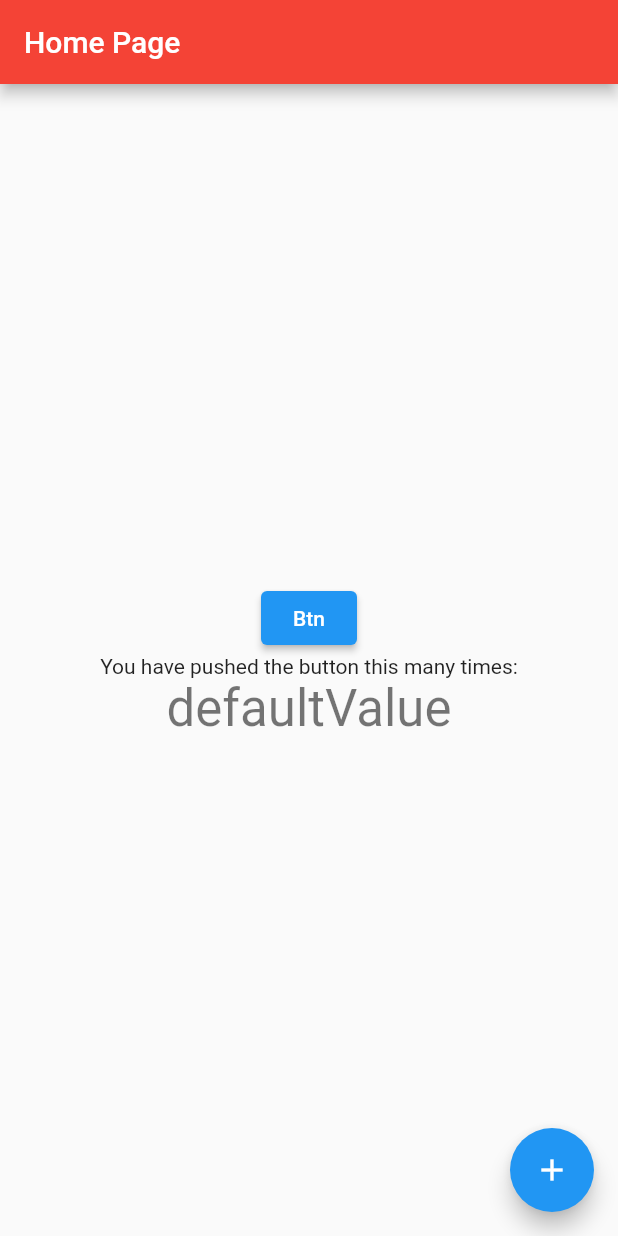
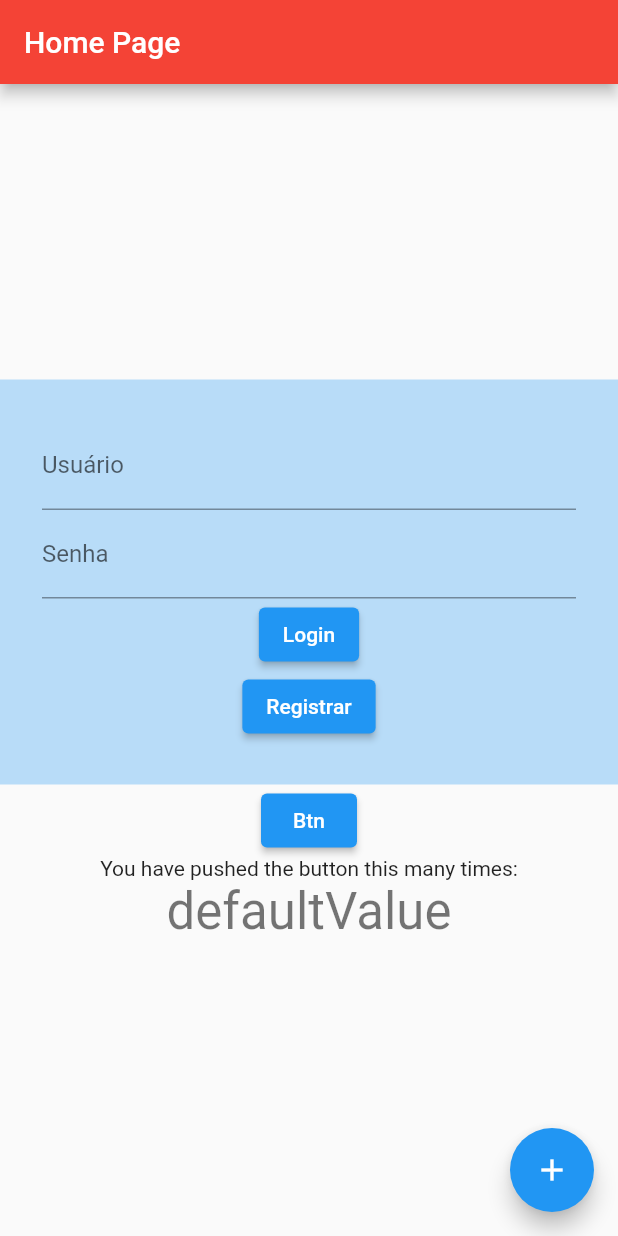
Before and after one commit to fabriciolima77/flutter_firebase, a Flutter app: the screen it shows after launch, on a phone screen of 412 x 824 dp. Run offline on Flutter 3.47's test engine with Material 2 defaults, Android fonts, the phone set to English and light mode, and no system bars; our stand-ins replace firebase_auth, firebase_core, firebase_crashlytics, firebase_messaging, firebase_remote_config, flutter_local_notifications; accounts and stored records are empty.

Commit message:
Aula 06 - Final

```diff
--- /dev/null
+++ b/lib/firebase_auth/auth_interface.dart
@@ -0,0 +1,6 @@
+import 'package:flutter_firebase/firebase_auth/auth_result.dart';
+
+abstract class AuthInterface {
+  Future<AuthResult> login(String user, String pass);
+  Future<AuthResult> register(String user, String pass);
+}
--- /dev/null
+++ b/lib/firebase_auth/auth_result.dart
@@ -0,0 +1,7 @@
+class AuthResult {
+  final String? msgError;
+
+  AuthResult({this.msgError});
+
+  bool get isSucess => msgError == null;
+}
--- a/lib/main.dart
+++ b/lib/main.dart
@@ -3,6 +3,8 @@ import 'dart:async';
 import 'package:firebase_crashlytics/firebase_crashlytics.dart';
 import 'package:flutter/material.dart';
 import 'package:firebase_core/firebase_core.dart';
+import 'package:flutter_firebase/firebase_auth/auth_interface.dart';
+import 'package:flutter_firebase/firebase_auth/custom_firebase_auth.dart';
 import 'package:flutter_firebase/firebase_messaging/custom_firebase_messaging.dart';
 import 'package:flutter_firebase/remote_config/custom_remote_config.dart';
 import 'package:flutter_firebase/remote_config/custom_visible_rc_widget.dart';
@@ -42,15 +44,6 @@ class MyApp extends StatelessWidget {
       title: 'Flutter Demo',
       navigatorKey: navigatorKey,
       theme: ThemeData(
-        // This is the theme of your application.
-        //
-        // Try running your application with "flutter run". You'll see the
-        // application has a blue toolbar. Then, without quitting the app, try
-        // changing the primarySwatch below to Colors.green and then invoke
-        // "hot reload" (press "r" in the console where you ran "flutter run",
-        // or simply save your changes to "hot reload" in a Flutter IDE).
-        // Notice that the counter didn't reset back to zero; the application
-        // is not restarted.
         primarySwatch: Colors.blue,
       ),
       initialRoute: '/home',
@@ -69,16 +62,6 @@ class MyApp extends StatelessWidget {
 
 class MyHomePage extends StatefulWidget {
   const MyHomePage({Key? key, required this.title}) : super(key: key);
-
-  // This widget is the home page of your application. It is stateful, meaning
-  // that it has a State object (defined below) that contains fields that affect
-  // how it looks.
-
-  // This class is the configuration for the state. It holds the values (in this
-  // case the title) provided by the parent (in this case the App widget) and
-  // used by the build method of the State. Fields in a Widget subclass are
-  // always marked "final".
-
   final String title;
 
   @override
@@ -86,13 +69,15 @@ class MyHomePage extends StatefulWidget {
 }
 
 class _MyHomePageState extends State<MyHomePage> {
+  bool _isLoading = false;
 
-   @override
-   void initState(){
-     super.initState();
-   }
+  final AuthInterface _auth = CustomFirebaseAuth();
 
-  bool _isLoading = false;
+  var controllerUser = TextEditingController();
+  var controllerPass = TextEditingController();
+
+  String? errorMsg;
+
 
   void _incrementCounter() async {
     setState(() => _isLoading = true);
@@ -118,6 +103,57 @@ class _MyHomePageState extends State<MyHomePage> {
         child: Column(
           mainAxisAlignment: MainAxisAlignment.center,
           children: <Widget>[
+            Container(
+              color: Colors.blue.withOpacity(.3),
+              padding: const EdgeInsets.all(28),
+              child: Column(
+                children: [
+                  TextFormField(
+                    controller: controllerUser,
+                    decoration: const InputDecoration(
+                      label: Text('Usuário'),
+                    ),
+                  ),
+                  TextFormField(
+                    controller: controllerPass,
+                    decoration: const InputDecoration(
+                      label: Text('Senha')
+                    ),
+                  ),
+                  ElevatedButton(
+                      onPressed: () async {
+                        String user = controllerUser.text;
+                        String pass = controllerPass.text;
+
+                        var result = await _auth.login(user, pass);
+                        if(result.isSucess){
+                          setState(() => errorMsg = null);
+                          print('Sucess Login');
+                        }else{
+                          setState(() => errorMsg = result.msgError);
+                        }
+                      },
+                      child: const Text('Login')
+                  ),
+                  ElevatedButton(
+                      onPressed: () async {
+                        String user = controllerUser.text;
+                        String pass = controllerPass.text;
+
+                        var result = await _auth.register(user, pass);
+                        if(result.isSucess){
+                          setState(() => errorMsg = null);
+                          print('Sucess Register');
+                        }else{
+                          setState(() => errorMsg = result.msgError);
+                        }
+                      },
+                      child: const Text('Registrar'),
+                  ),
+                  if(errorMsg != null) Text(errorMsg!),
+                ],
+              ),
+            ),
             ElevatedButton(onPressed: () {
               FirebaseCrashlytics.instance.log('Ocorreu uma exception manual');
               //logica
--- a/pubspec.yaml
+++ b/pubspec.yaml
@@ -39,6 +39,7 @@ dependencies:
   flutter_local_notifications: ^9.4.0
   firebase_remote_config: ^2.0.4
   firebase_crashlytics: ^2.6.3
+  firebase_auth: ^3.3.15
 
 dev_dependencies:
   flutter_test:
```
Also changed, not shown: lib/firebase_auth/custom_firebase_auth.dart (added, +58 -0 lines), pubspec.lock.
